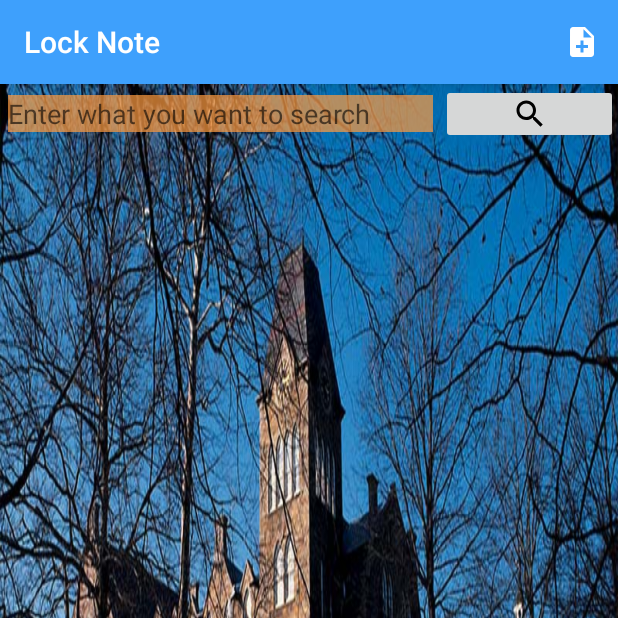
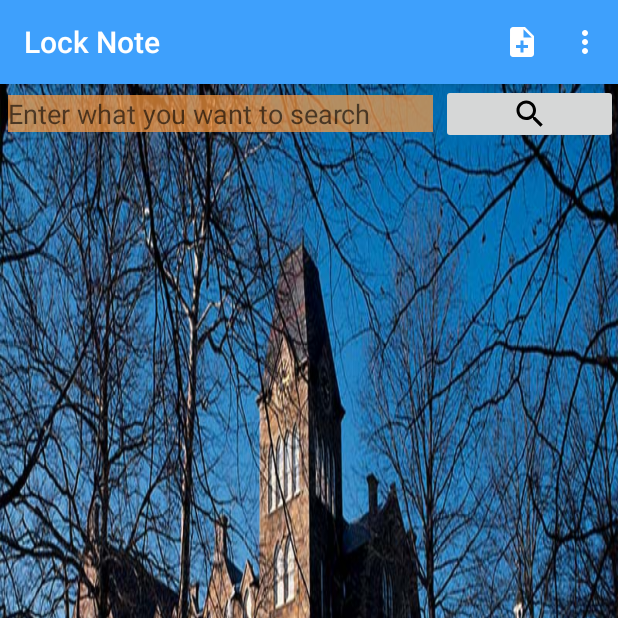
Before and after one commit to liuyuhanalex/CS528-Final-Project, an Android app: the screen it shows after launch once a user with an empty profile is signed in (MainActivity), on a phone screen of 412 x 824 dp, the top half of it. Run offline under Robolectric (Android 15) with nearby library versions, the phone set to English and light mode, and no system bars; our stand-ins replace Firebase (no records; nobody signed in at launch, a user with empty details on screens opened directly); 1 statement that could not run was skipped.

Commit message:
Finish Log out function

```diff
--- a/FinalProject/app/src/main/java/com/example/liuyu/finalproject/MainActivity.java
+++ b/FinalProject/app/src/main/java/com/example/liuyu/finalproject/MainActivity.java
@@ -47,6 +47,7 @@ public class MainActivity extends AppCompatActivity {
     private ImageButton searchButton;
     private TextView searchContent;
     private String searchText;
+
 
     @Override
     protected void onCreate(Bundle savedInstanceState) {
@@ -217,6 +218,11 @@ public class MainActivity extends AppCompatActivity {
                 Intent newIntent = new Intent(MainActivity.this,NewNoteActivity.class);
                 startActivity(newIntent);
                 break;
+
+            case R.id.main_log_out:
+                fAuth.signOut();
+                Intent intent = new Intent(MainActivity.this,StartAvtivity.class);
+                startActivity(intent);
         }
         return true;
     }
--- a/FinalProject/app/src/main/res/menu/main_menu.xml
+++ b/FinalProject/app/src/main/res/menu/main_menu.xml
@@ -7,4 +7,10 @@
         android:icon="@drawable/ic_note_add_white_24dp"
         app:showAsAction="always"
         />
+
+    <item android:id="@+id/main_log_out"
+        android:title="Log out"
+        android:icon="@drawable/ic_note_add_white_24dp"
+        app:showAsAction="collapseActionView"
+        />
 </menu>
```
